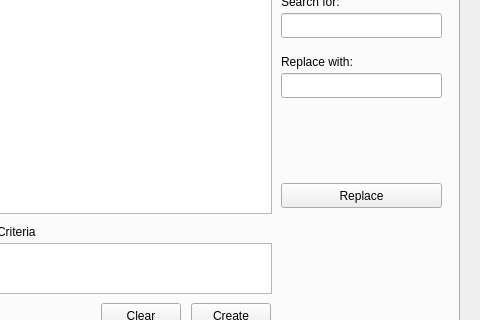
Before: the Qt Designer form qa-test-case-sync-viewer.ui in signove/qa-test-viewer, drawn with Qt 5; both pictures show x 441 to 921 and y 203 to 523 of the 921 by 604 pixel window.
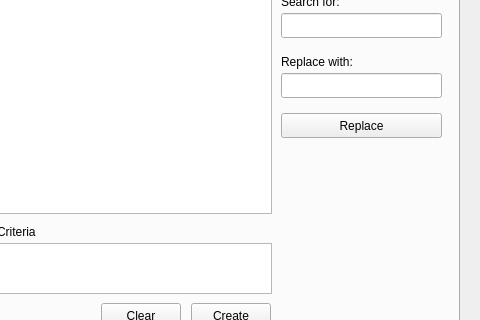
After: the same form once the commit is applied. The open tabs and pages were chosen to show the change.

The edit to the form file:
```diff
--- a/qa-test-case-sync-viewer.ui
+++ b/qa-test-case-sync-viewer.ui
@@ -260,7 +260,7 @@
       <property name="geometry">
        <rect>
         <x>710</x>
-        <y>350</y>
+        <y>280</y>
         <width>161</width>
         <height>25</height>
        </rect>
```
Left out of the diff: 4 changed lines with no effect on the pictures.
